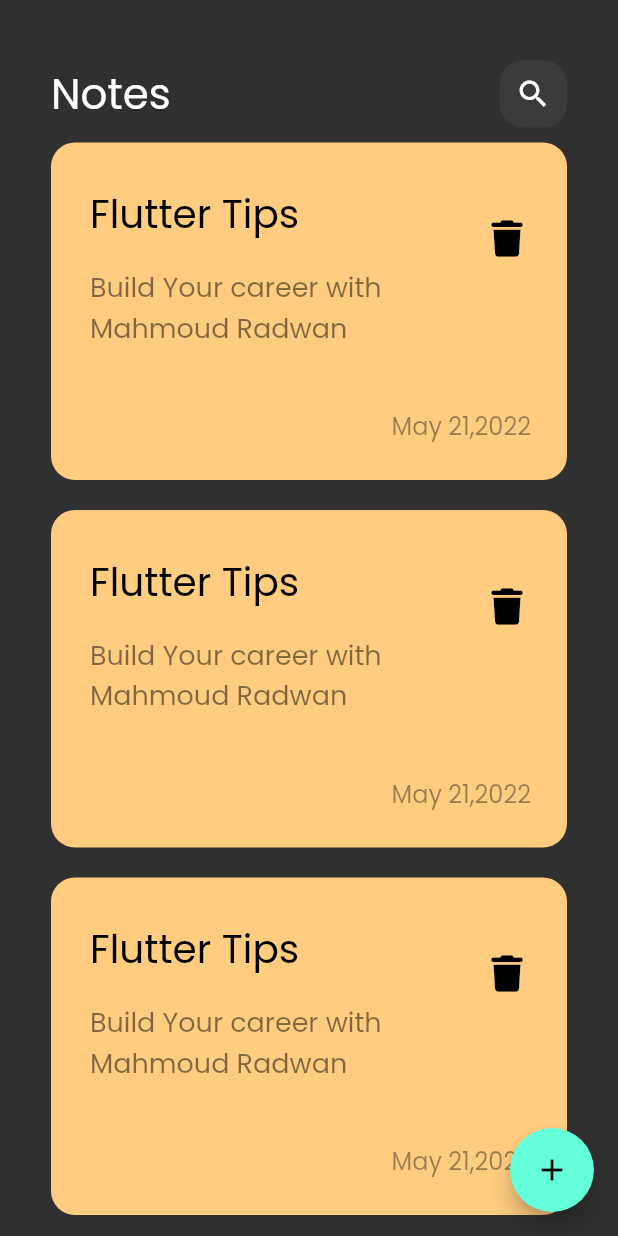
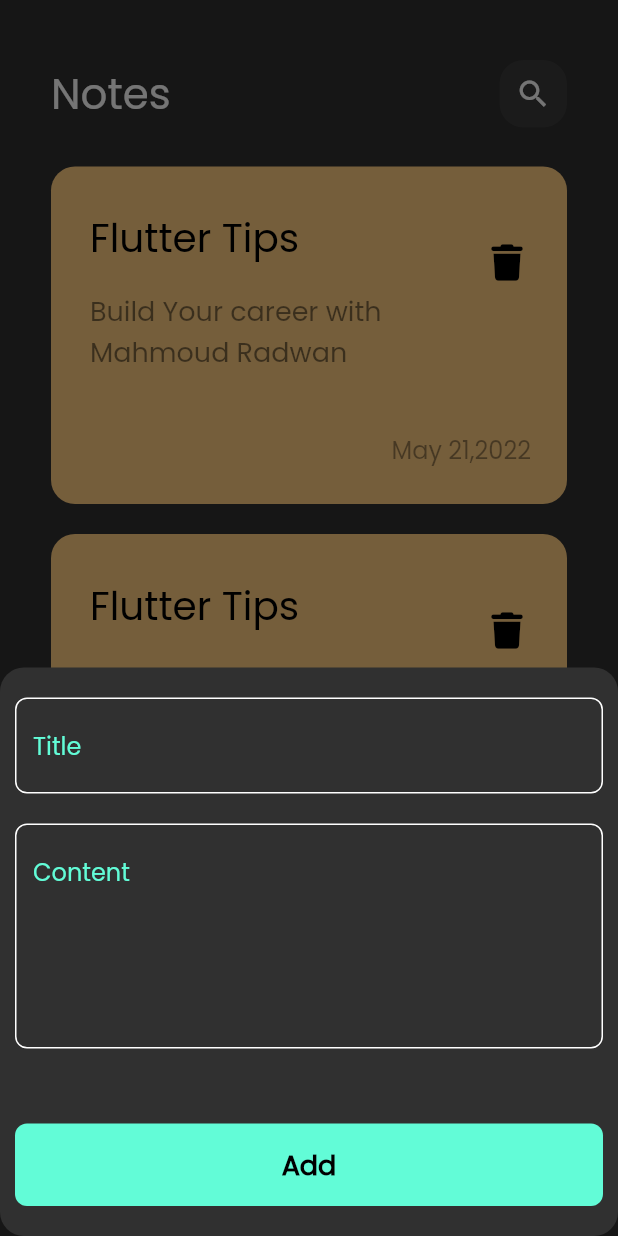
Before and after one commit to mahmoudradwan11/Notes_App, a Flutter app: the screen it shows after launch, after a tap on the "add" icon, on a phone screen of 412 x 824 dp. Run offline on Flutter 3.47's test engine with Material 2 defaults, Android fonts, the phone set to English and light mode, and no system bars; our stand-ins replace font_awesome_flutter, hexcolor.

Commit message:
create Botton Sheet

```diff
--- a/lib/views/notes_view.dart
+++ b/lib/views/notes_view.dart
@@ -1,4 +1,5 @@
 import 'package:flutter/material.dart';
+import 'package:notes/views/widgets/add_note_bottom_sheet.dart';
 import 'package:notes/views/widgets/notes_view_body.dart';
 
 class NotesView extends StatelessWidget{
@@ -8,7 +9,16 @@ class NotesView extends StatelessWidget{
   Widget build(BuildContext context) {
     return  Scaffold(
       body: const NotesViewBody(),
-      floatingActionButton: FloatingActionButton(onPressed:(){},child: const Icon(Icons.add),),
+      floatingActionButton: FloatingActionButton(
+        onPressed:(){
+        showModalBottomSheet(context: context,
+            builder:(context)=>const AddNoteBottomSheet(),
+          shape: RoundedRectangleBorder(
+            borderRadius: BorderRadius.circular(16),
+          )
+        );
+      },child: const Icon(Icons.add),
+      ),
     );
   }
 }
--- /dev/null
+++ b/lib/views/widgets/add_note_bottom_sheet.dart
@@ -0,0 +1,26 @@
+import 'package:flutter/material.dart';
+import 'package:notes/views/widgets/custom_botton.dart';
+import 'package:notes/views/widgets/custom_text_feild.dart';
+
+class AddNoteBottomSheet extends StatelessWidget {
+  const AddNoteBottomSheet({Key? key}) : super(key: key);
+
+  @override
+  Widget build(BuildContext context) {
+    return const Padding(
+      padding:  EdgeInsets.only(top: 20,left: 10,right: 10,bottom: 20),
+      child: SingleChildScrollView(
+        child: Column(
+          children: [
+          CustomTextFiled(hintText: 'Title'),
+          SizedBox(height: 20,),
+          CustomTextFiled(hintText: 'Content',maxLines: 5,),
+            SizedBox(height: 50,),
+          CustomButton(),
+          ],
+        ),
+      ),
+    );
+  }
+
+}
--- /dev/null
+++ b/lib/views/widgets/custom_botton.dart
@@ -0,0 +1,27 @@
+import 'package:flutter/material.dart';
+
+class CustomButton extends StatelessWidget {
+  const CustomButton({Key? key}) : super(key: key);
+
+  @override
+  Widget build(BuildContext context) {
+    return Container(
+      height: 55,
+      decoration: BoxDecoration(
+        borderRadius: BorderRadius.circular(8),
+        color: const Color(0xff62FCD7),
+      ),
+      width: MediaQuery.of(context).size.width,
+      child: const Center(
+        child: Text(
+          'Add',
+          style: TextStyle(
+              color: Colors.black,
+              fontSize: 18,
+              fontWeight: FontWeight.bold
+          ),
+        ),
+      ),
+    );
+  }
+}
--- a/lib/views/widgets/custom_notes_ListView.dart
+++ b/lib/views/widgets/custom_notes_ListView.dart
@@ -6,10 +6,13 @@ class NotesListView extends StatelessWidget {
 
   @override
   Widget build(BuildContext context) {
-    return  ListView.builder(
-      physics: const NeverScrollableScrollPhysics(),
-      shrinkWrap: true,
-      itemBuilder:(context,index)=>const CustomNoteItem(),
-      itemCount: 5,);
+    return  Padding(
+      padding: const EdgeInsets.symmetric(vertical: 16.0),
+      child: ListView.builder(
+        physics: const NeverScrollableScrollPhysics(),
+        shrinkWrap: true,
+        itemBuilder:(context,index)=>const CustomNoteItem(),
+        itemCount: 5,),
+    );
   }
 }
--- /dev/null
+++ b/lib/views/widgets/custom_text_feild.dart
@@ -0,0 +1,29 @@
+import 'package:flutter/material.dart';
+
+class CustomTextFiled extends StatelessWidget {
+  const CustomTextFiled({Key? key,required this.hintText,this.maxLines=1}) : super(key: key);
+  final String hintText;
+  final int maxLines;
+  @override
+  Widget build(BuildContext context) {
+    return TextField(
+      maxLines: maxLines,
+      cursorColor : const  Color(0xff62FCD7),
+      decoration: InputDecoration(
+        hintText:hintText,
+        hintStyle:const TextStyle(
+          color:Color(0xff62FCD7)
+        ),
+        border:buildBorder(),
+        enabledBorder: buildBorder(color: Colors.white),
+        focusedBorder: buildBorder(),
+      ),
+    );
+  }
+  OutlineInputBorder buildBorder({color})=> OutlineInputBorder(
+  borderRadius: BorderRadius.circular(8),
+  borderSide:  BorderSide(
+  color: color?? const Color(0xff62FCD7)
+  )
+  );
+}
```
